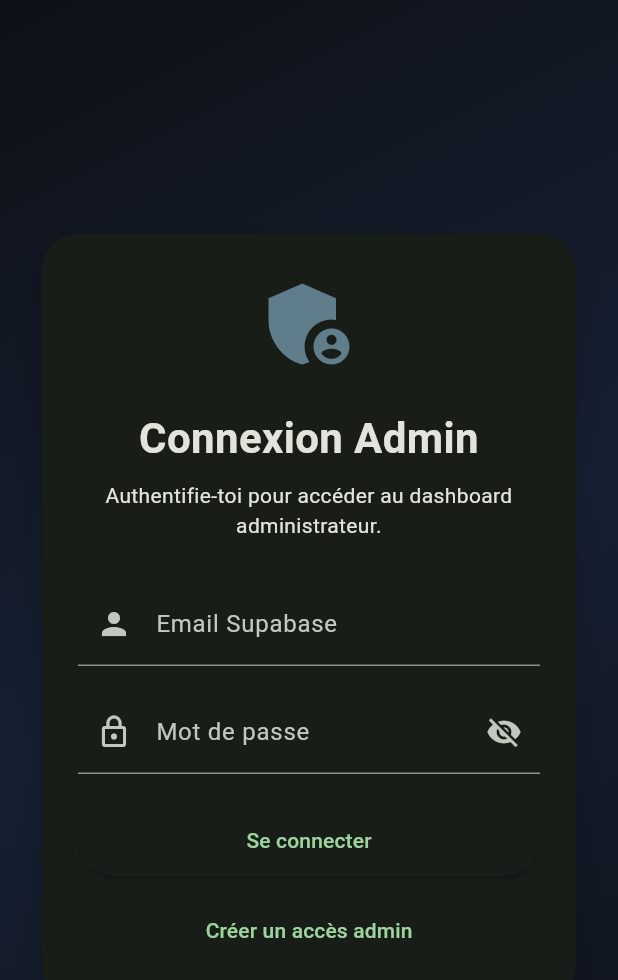
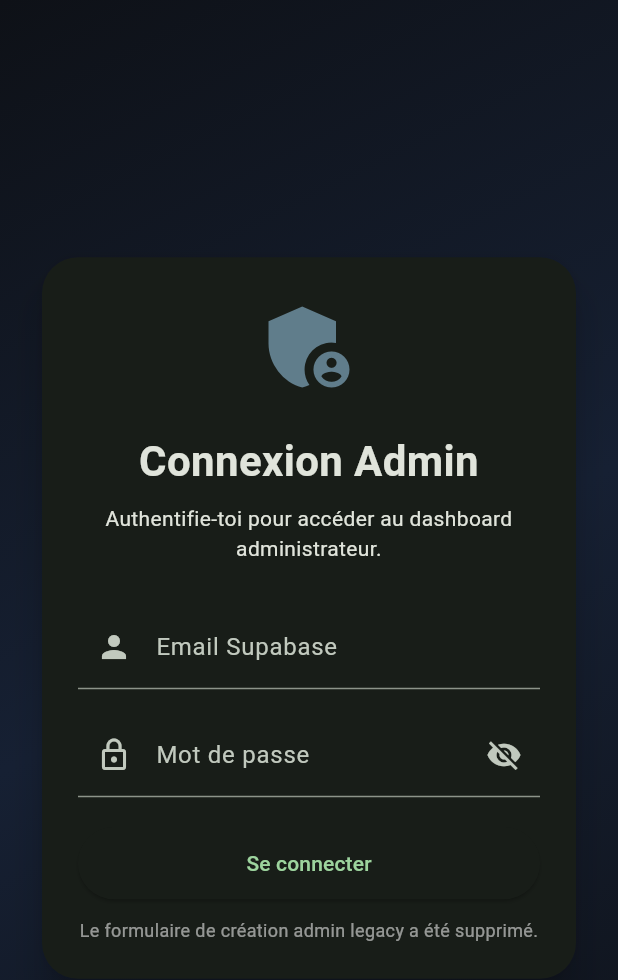
Before and after one commit to mupoyidavid24-crypto/frappedollars-backend-, a Flutter app: the AdminEntryScreen screen opened directly, after a tap on "Ouvrir la connexion Supabase", on a phone screen of 412 x 824 dp. Shown: the top 980 px of the screen. Run offline on Flutter 3.47's test engine with Material 3 defaults, Android fonts, the phone set to English and light mode, and no system bars; our stand-ins replace file_picker, firebase_core, firebase_messaging, fl_chart, flutter_local_notifications, local_auth and 2 more; missing offline and left inert: dart:html; accounts and stored records are empty; Roboto replaces fonts that are missing (Arial).

Commit message:
Remove legacy admin registration form

```diff
--- a/lib/features/admin/admin_entry_screen.dart
+++ b/lib/features/admin/admin_entry_screen.dart
@@ -1,6 +1,5 @@
 import 'package:flutter/material.dart';
 import 'admin_login_screen.dart';
-import 'admin_register_screen.dart';
 import '../../core/features/admin/admin_dashboard_screen.dart' as modern_admin;
 import 'package:provider/provider.dart';
 import '../auth/auth_provider.dart';
@@ -61,14 +60,10 @@ class AdminEntryScreen extends StatelessWidget {
                           label: const Text('Ouvrir la connexion Supabase'),
                         ),
                         const SizedBox(height: 12),
-                        OutlinedButton.icon(
-                          onPressed: () {
-                            Navigator.of(context).push(
-                              MaterialPageRoute(builder: (_) => const AdminRegisterScreen()),
-                            );
-                          },
-                          icon: const Icon(Icons.person_add_alt_1),
-                          label: const Text('Instructions admin'),
+                        const Text(
+                          'La création admin legacy a été supprimée.',
+                          textAlign: TextAlign.center,
+                          style: TextStyle(color: Colors.white54, fontSize: 12),
                         ),
                       ],
                     ),
--- a/lib/features/admin/admin_login_screen.dart
+++ b/lib/features/admin/admin_login_screen.dart
@@ -1,5 +1,4 @@
 import 'package:flutter/material.dart';
-import 'admin_register_screen.dart';
 import 'package:provider/provider.dart';
 import '../auth/auth_provider.dart';
 import '../../core/features/admin/admin_dashboard_screen.dart' as modern_admin;
@@ -152,13 +151,10 @@ class _AdminLoginScreenState extends State<AdminLoginScreen> {
                               : const Text('Se connecter'),
                         ),
                         const SizedBox(height: 12),
-                        TextButton(
-                          onPressed: () {
-                            Navigator.of(context).push(
-                              MaterialPageRoute(builder: (_) => const AdminRegisterScreen()),
-                            );
-                          },
-                          child: const Text('Créer un accès admin'),
+                        const Text(
+                          'Le formulaire de création admin legacy a été supprimé.',
+                          textAlign: TextAlign.center,
+                          style: TextStyle(color: Colors.white54, fontSize: 12),
                         ),
                       ],
                     ),
--- a/lib/main.dart
+++ b/lib/main.dart
@@ -7,7 +7,6 @@ import 'features/auth/auth_provider.dart';
 import 'features/auth/login_screen.dart';
 import 'features/auth/kyc_screen.dart';
 import 'features/admin/admin_login_screen.dart';
-import 'features/admin/admin_register_screen.dart';
 import 'core/features/admin/admin_api_keys_screen.dart';
 import 'core/features/admin/admin_dashboard_screen.dart' as modern_admin;
 import 'core/features/admin/admin_copytrading_screen.dart';
@@ -84,7 +83,6 @@ class MyApp extends StatelessWidget {
         '/': (context) => const AuthWrapper(),
         '/admin': (context) => const modern_admin.AdminDashboardScreen(),
         '/admin/login': (context) => const AdminLoginScreen(),
-        '/admin/register': (context) => const AdminRegisterScreen(),
         '/admin/dashboard': (context) =>
             const modern_admin.AdminDashboardScreen(),
         '/admin/api-keys': (context) => const AdminApiKeysScreen(),
```
Also changed, not shown: lib/features/admin/admin_register_screen.dart (deleted, +0 -82 lines), 1 other file.
